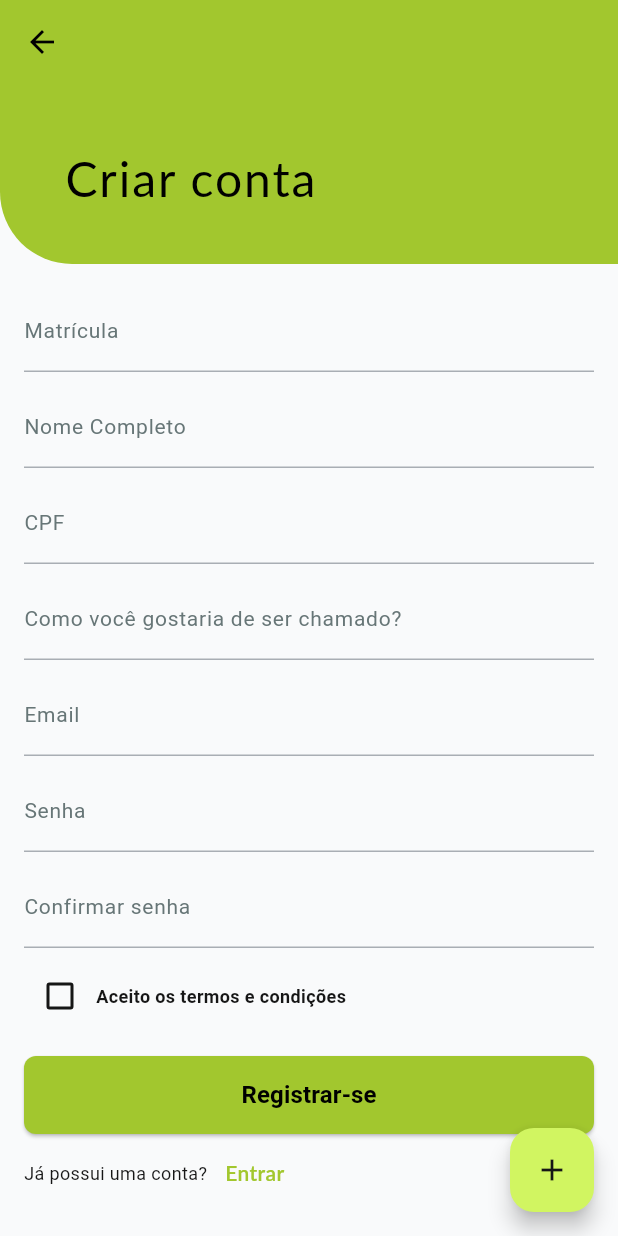
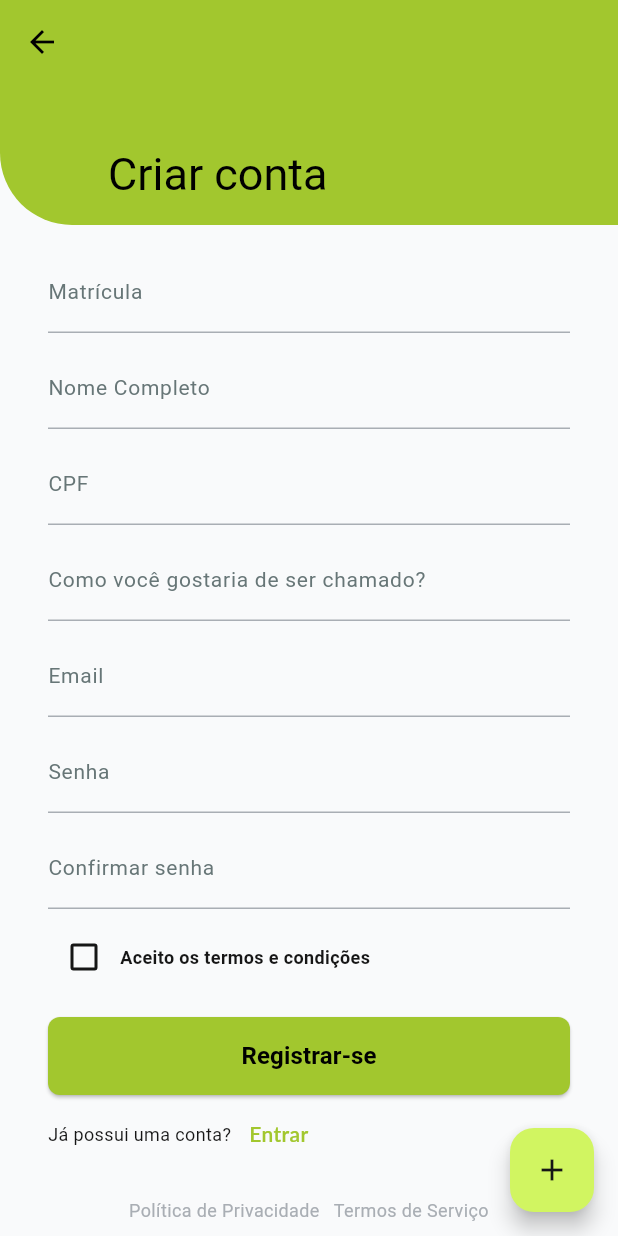
Before and after one commit to rafa-Nobre/Fitzone_Mobile, a Flutter app: the screen it shows after launch, on a phone screen of 412 x 824 dp. Run offline on Flutter 3.47's test engine with Material 3 defaults, Android fonts, the light colour scheme and no system bars; Roboto replaces fonts that are missing (Lato).

Commit message:
feat: header title blends with the appbar

```diff
--- a/lib/screens/register_screen/register_screen.dart
+++ b/lib/screens/register_screen/register_screen.dart
@@ -10,15 +10,32 @@
 @override
 Widget build(BuildContext context) {
   return Scaffold(
-    appBar: AppBar(
+    body: CustomScrollView(
+      slivers: [
+        SliverAppBar(
           backgroundColor: Theme.of(context).colorScheme.secondary,
           elevation: 0,
           leading: _buildBackButton(),
+          pinned: true, // Keeps the app bar visible at the top
+          expandedHeight: 150.0, // Height for the expanded area
+          flexibleSpace: FlexibleSpaceBar(
+            title: const Text(
+              "Criar conta",
+              style: TextStyle(
+                color: Colors.black,
+                fontSize: 20,
               ),
-    body: SingleChildScrollView(
+            ),
+            background: Container(
+              color: Theme.of(context).colorScheme.surface,
+              child: const Header(title: ""),
+            ),
+          ),
+        ),
+        SliverToBoxAdapter(
           child: Container(
             width: double.infinity,
-        // padding: const EdgeInsets.symmetric(horizontal: 16), // Optional padding for content
+            padding: const EdgeInsets.symmetric(horizontal: 16),
             decoration: BoxDecoration(
               color: Theme.of(context).colorScheme.surface,
               borderRadius: BorderRadius.circular(16),
@@ -26,8 +43,6 @@
             child: Column(
               crossAxisAlignment: CrossAxisAlignment.start,
               children: [
-            // const SizedBox(height: 50), // Top padding if needed
-            const Header(title: "Criar conta"),
                 const SizedBox(height: 16),
                 const FormSection(),
                 const SizedBox(height: 32),
@@ -35,6 +50,8 @@
               ],
             ),
           ),
+        ),
+      ],
     ),
     floatingActionButton: FloatingActionButton(
       onPressed: () {
```
Lines whose indentation alone changed are shown as unchanged.
